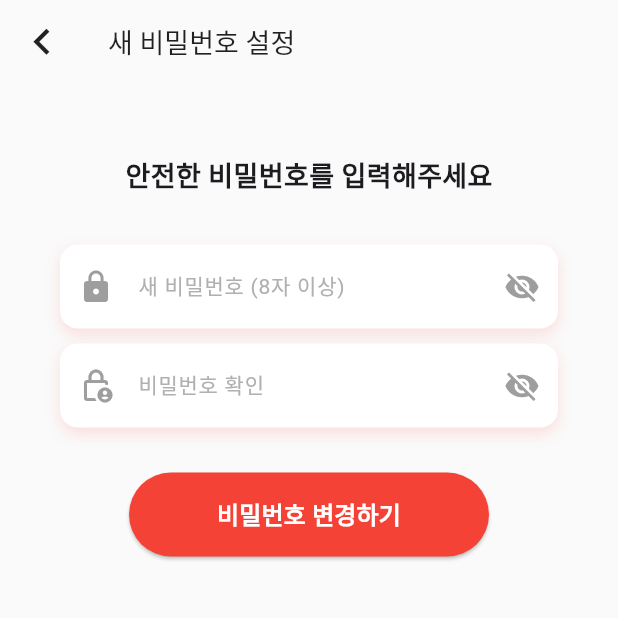
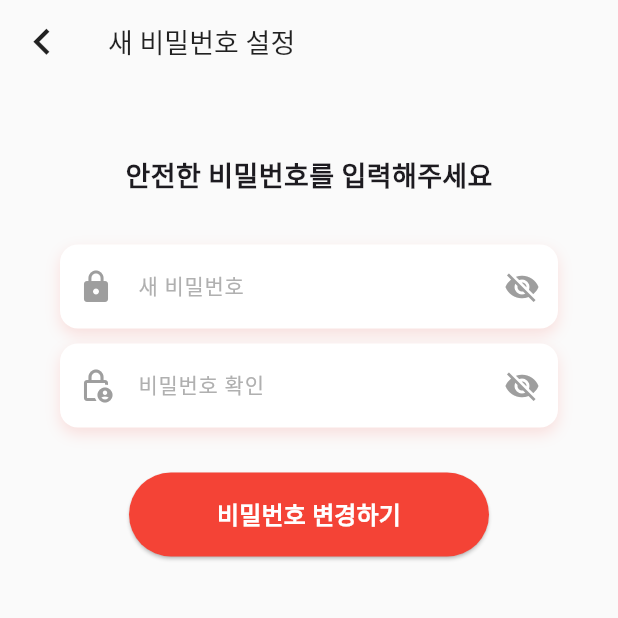
Before and after one commit to ResQ-404Found/ResQ-Frontend, a Flutter app: the PasswordResetNewPage screen opened by its route, on a phone screen of 412 x 824 dp, the top half of it. Run offline on Flutter 3.47's test engine with Material 3 defaults, Android fonts, the phone set to English and light mode, and no system bars; our stand-ins replace firebase_core, firebase_messaging, flutter_local_notifications, flutter_secure_storage, geolocator, image_picker and 3 more; missing offline and left inert: flutter_naver_map; accounts and stored records are empty.

Commit message:
[refactor] - password change

```diff
--- a/lib/pages/password_reset_new_page.dart
+++ b/lib/pages/password_reset_new_page.dart
@@ -113,7 +113,7 @@ class _PasswordResetNewPageState extends State<PasswordResetNewPage> {
                 controller: _passwordController,
                 obscureText: !showPassword,
                 decoration: InputDecoration(
-                  hintText: "새 비밀번호 (8자 이상)",
+                  hintText: "새 비밀번호",
                   hintStyle: const TextStyle(color: Color(0xFFB0B0B0), fontSize: 14),
                   prefixIcon: const Icon(Icons.lock, color: Colors.grey), // 자물쇠 아이콘
                   suffixIcon: IconButton(
```
